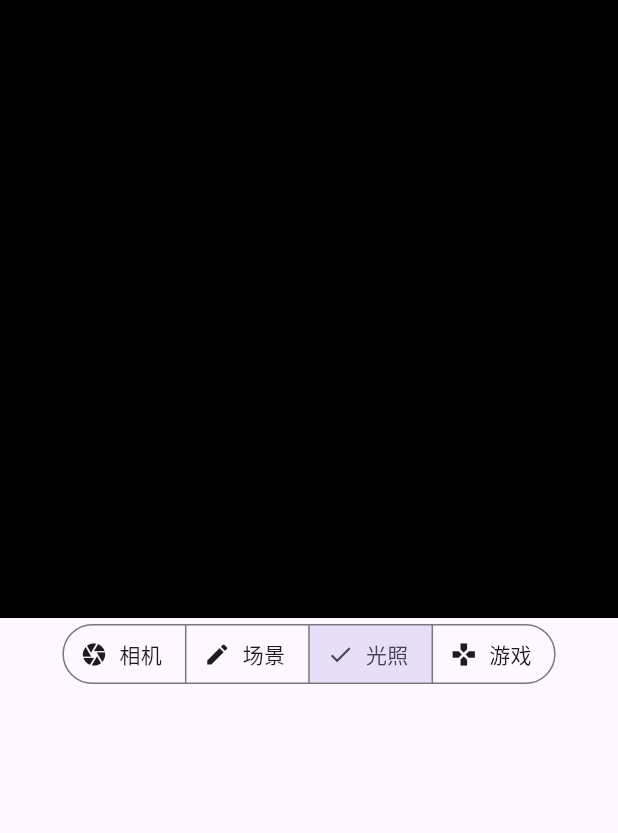
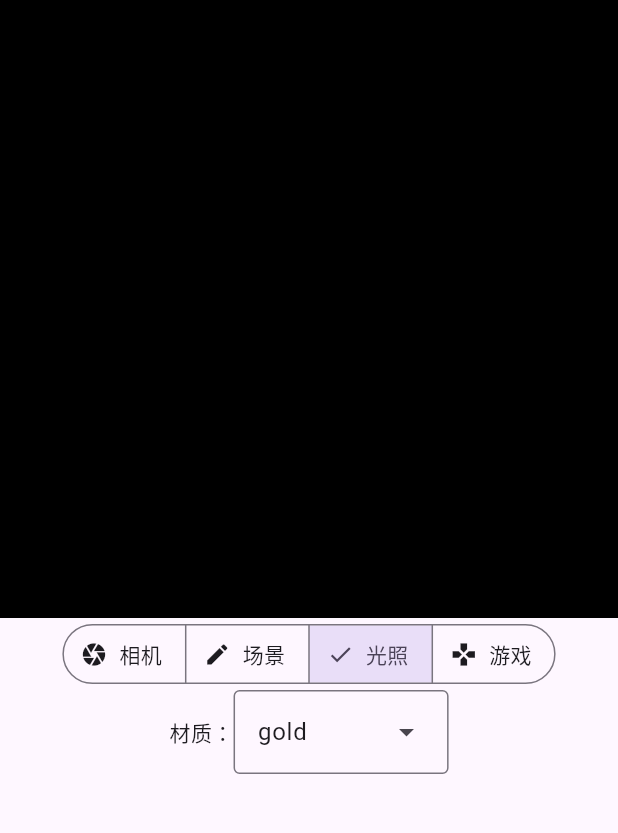
Before and after one commit to bowling233/ZJU-CG-2024-TossMaster, a Flutter app: the screen it shows after launch, after a tap on "场景", after a tap on "光照", on a phone screen of 412 x 824 dp, the part 84-917 px from its top. Run offline on Flutter 3.47's test engine with Material 3 defaults, Android fonts, the phone set to English and light mode, and no system bars; our stand-ins replace camera, file_picker, permission_handler, sensors_plus; missing offline and left inert: flutter_gl; statements that could not run were skipped; project files that could hold a hidden picture were left out.

Commit message:
feat: material contrl

```diff
--- a/lib/opengl_utils.dart
+++ b/lib/opengl_utils.dart
@@ -4,10 +4,36 @@ import 'package:camera/camera.dart';
 import 'package:vector_math/vector_math.dart';
 
 // *********************************
-// OpenGL 光照
+// OpenGL 材质
 // *********************************
 
+enum GlMaterial { gold, silver, bronze, jade, pearl }
 
+// 金材质
+List<double> goldAmbient = [0.2473, 0.1995, 0.0745, 1.0];
+List<double> goldDiffuse = [0.7516, 0.6065, 0.2265, 1.0];
+List<double> goldSpecular = [0.6283, 0.5559, 0.3661, 1.0];
+double goldShininess = 51.2;
+// 银材质
+List<double> silverAmbient = [0.1923, 0.1923, 0.1923, 1.0];
+List<double> silverDiffuse = [0.5075, 0.5075, 0.5075, 1.0];
+List<double> silverSpecular = [0.5083, 0.5083, 0.5083, 1.0];
+double silverShininess = 51.2;
+// 铜材质
+List<double> bronzeAmbient = [0.2125, 0.1275, 0.0540, 1.0];
+List<double> bronzeDiffuse = [0.7140, 0.4284, 0.1814, 1.0];
+List<double> bronzeSpecular = [0.3936, 0.2719, 0.1667, 1.0];
+double bronzeShininess = 25.6;
+// 玉材质
+List<double> jadeAmbient = [0.1350, 0.2225, 0.1575, 0.95];
+List<double> jadeDiffuse = [0.54, 0.89, 0.63, 0.95];
+List<double> jadeSpecular = [0.3162, 0.3162, 0.3162, 0.95];
+double jadeShininess = 12.8;
+// 珍珠材质
+List<double> pearlAmbient = [0.25, 0.20725, 0.20725, 0.922];
+List<double> pearlDiffuse = [1.0, 0.829, 0.829, 0.922];
+List<double> pearlSpecular = [0.296648, 0.296648, 0.296648, 0.922];
+double pearlShininess = 11.264;
 
 // *********************************
 // OpenGL 模型
--- a/lib/toss_master.dart
+++ b/lib/toss_master.dart
@@ -22,13 +22,7 @@ import 'opengl_sphere.dart' as sphere;
 
 vm.Vector3 gravity = vm.Vector3(0.0, -9.8, 0.0);
 
-// 银色材质
-const List<double> silverAmbient = [0.1923, 0.1923, 0.1923, 1.0];
-const List<double> silverDiffuse = [0.5075, 0.5075, 0.5075, 1.0];
-const List<double> silverSpecular = [0.5083, 0.5083, 0.5083, 1.0];
-const double silverShininess = 51.2;
-
-enum Mode { editScene, game, editLight, editCamera }
+enum ControlMode { editScene, game, editLight, editCamera }
 
 enum GameMode { pre, act, over }
 
@@ -79,7 +73,7 @@ class _TossMasterState extends State<TossMaster> with WidgetsBindingObserver {
   // ***************************************************************
   // UI
   // ***************************************************************
-  Mode _mode = Mode.editCamera;
+  ControlMode _mode = ControlMode.editCamera;
   // imglib.Image? testData;
   int? _selectedModelIndex, _selectedModelInstanceIndex;
   double tMin = double.infinity;
@@ -189,31 +183,31 @@ class _TossMasterState extends State<TossMaster> with WidgetsBindingObserver {
               //           ])
               //         : Container()),
               // 模式切换
-              SegmentedButton<Mode>(
-                segments: const <ButtonSegment<Mode>>[
-                  ButtonSegment<Mode>(
-                    value: Mode.editCamera,
+              SegmentedButton<ControlMode>(
+                segments: const <ButtonSegment<ControlMode>>[
+                  ButtonSegment<ControlMode>(
+                    value: ControlMode.editCamera,
                     label: Text('相机'),
                     icon: Icon(Icons.camera),
                   ),
-                  ButtonSegment<Mode>(
-                    value: Mode.editScene,
+                  ButtonSegment<ControlMode>(
+                    value: ControlMode.editScene,
                     label: Text('场景'),
                     icon: Icon(Icons.edit),
                   ),
-                  ButtonSegment<Mode>(
-                    value: Mode.editLight,
+                  ButtonSegment<ControlMode>(
+                    value: ControlMode.editLight,
                     label: Text('光照'),
                     icon: Icon(Icons.lightbulb),
                   ),
-                  ButtonSegment<Mode>(
-                    value: Mode.game,
+                  ButtonSegment<ControlMode>(
+                    value: ControlMode.game,
                     label: Text('游戏'),
                     icon: Icon(Icons.gamepad),
                   ),
                 ],
-                selected: <Mode>{_mode},
-                onSelectionChanged: (Set<Mode> newSelection) {
+                selected: <ControlMode>{_mode},
+                onSelectionChanged: (Set<ControlMode> newSelection) {
                   setState(() {
                     _mode = newSelection.first;
                   });
@@ -265,7 +259,7 @@ class _TossMasterState extends State<TossMaster> with WidgetsBindingObserver {
   Widget get _modeControlWidget {
     switch (_mode) {
       // 相机编辑模式：串流、三轴位移和旋转
-      case Mode.editCamera:
+      case ControlMode.editCamera:
         return Column(children: <Widget>[
           Row(mainAxisAlignment: MainAxisAlignment.center, children: [
             // 串流控制
@@ -345,7 +339,7 @@ class _TossMasterState extends State<TossMaster> with WidgetsBindingObserver {
               child: ElevatedButton.icon(
                 icon: const Icon(Icons.zoom_out_map),
                 onPressed: () {},
-                label: const Text('前进'),
+                label: const Text('前'),
               ),
               onTapDown: (_) {
                 _timers.addLast(
@@ -365,7 +359,7 @@ class _TossMasterState extends State<TossMaster> with WidgetsBindingObserver {
               child: ElevatedButton.icon(
                 icon: const Icon(Icons.zoom_in_map),
                 onPressed: () {},
-                label: const Text('后退'),
+                label: const Text('后'),
               ),
               onTapDown: (_) {
                 _timers.addLast(
@@ -385,7 +379,7 @@ class _TossMasterState extends State<TossMaster> with WidgetsBindingObserver {
               child: ElevatedButton.icon(
                 icon: const Icon(Icons.arrow_upward),
                 onPressed: () {},
-                label: const Text('上升'),
+                label: const Text('上'),
               ),
               onTapDown: (_) {
                 _timers.addLast(
@@ -405,7 +399,7 @@ class _TossMasterState extends State<TossMaster> with WidgetsBindingObserver {
               child: ElevatedButton.icon(
                 icon: const Icon(Icons.arrow_downward),
                 onPressed: () {},
-                label: const Text('下降'),
+                label: const Text('下'),
               ),
               onTapDown: (_) {
                 _timers.addLast(
@@ -428,7 +422,7 @@ class _TossMasterState extends State<TossMaster> with WidgetsBindingObserver {
               child: ElevatedButton.icon(
                 icon: const Icon(Icons.arrow_back),
                 onPressed: () {},
-                label: const Text('左移'),
+                label: const Text('左'),
               ),
               onTapDown: (_) {
                 _timers.addLast(
@@ -448,7 +442,7 @@ class _TossMasterState extends State<TossMaster> with WidgetsBindingObserver {
               child: ElevatedButton.icon(
                 icon: const Icon(Icons.arrow_forward),
                 onPressed: () {},
-                label: const Text('右移'),
+                label: const Text('右'),
               ),
               onTapDown: (_) {
                 _timers.addLast(
@@ -468,7 +462,7 @@ class _TossMasterState extends State<TossMaster> with WidgetsBindingObserver {
               child: ElevatedButton.icon(
                 icon: const Icon(Icons.rotate_left),
                 onPressed: () {},
-                label: const Text('左转'),
+                label: const Text('左'),
               ),
               onTapDown: (_) {
                 _timers.addLast(
@@ -487,7 +481,7 @@ class _TossMasterState extends State<TossMaster> with WidgetsBindingObserver {
               child: ElevatedButton.icon(
                 icon: const Icon(Icons.rotate_right),
                 onPressed: () {},
-                label: const Text('右转'),
+                label: const Text('右'),
               ),
               onTapDown: (_) {
                 _timers.addLast(
@@ -505,10 +499,10 @@ class _TossMasterState extends State<TossMaster> with WidgetsBindingObserver {
           ]),
         ]);
       // 场景编辑模式
-      case Mode.editScene:
+      case ControlMode.editScene:
         return Column(children: <Widget>[
           // 模型管理
-          Row(children: [
+          Row(mainAxisAlignment: MainAxisAlignment.center, children: [
             ElevatedButton.icon(
               icon: const Icon(Icons.upload_file),
               onPressed: () {
@@ -563,10 +557,35 @@ class _TossMasterState extends State<TossMaster> with WidgetsBindingObserver {
               ))
         ]);
       // 光照编辑模式
-      case Mode.editLight:
-        return Container();
+      case ControlMode.editLight:
+        return Column(
+          children: [
+            // 材质下拉选择
+            Row(
+              mainAxisAlignment: MainAxisAlignment.center,
+              children: [
+                const Text("材质："),
+                DropdownMenu<GlMaterial>(
+                  initialSelection: _currentMaterial,
+                  onSelected: (GlMaterial? newValue) {
+                    setState(() {
+                      _currentMaterial = newValue!;
+                    });
+                  },
+                  dropdownMenuEntries: GlMaterial.values
+                      .map<DropdownMenuEntry<GlMaterial>>((GlMaterial value) {
+                    return DropdownMenuEntry<GlMaterial>(
+                      value: value,
+                      label: value.toString().split('.').last,
+                    );
+                  }).toList(),
+                ),
+              ],
+            )
+          ],
+        );
       // 游戏模式
-      case Mode.game:
+      case ControlMode.game:
         return Column(
           children: [
             // 速度显示
@@ -994,11 +1013,8 @@ void main(void)
   // ***************************************************************
   // OpenGL：光照与
   // ***************************************************************
-  // 银色材质
-  List<double> silverAmbient = [0.1923, 0.1923, 0.1923, 1.0];
-  List<double> silverDiffuse = [0.5075, 0.5075, 0.5075, 1.0];
-  List<double> silverSpecular = [0.5083, 0.5083, 0.5083, 1.0];
-  double silverShininess = 51.2;
+  // 当前选择的材质
+  GlMaterial _currentMaterial = GlMaterial.gold;
   // ADS 光照：环境光、漫反射、镜面反射
   List<double> globalAmbient = [0.7, 0.7, 0.7, 1.0];
   List<double> lightAmbient = [0.0, 0.0, 0.0, 1.0];
@@ -1007,6 +1023,9 @@ void main(void)
   vm.Vector3 lightPos = vm.Vector3(5.0, 2.0, 2.0);
   installLights() {
     final gl = flutterGlPlugin.gl;
+    gl.useProgram(sceneProgram);
+
+    // 光照
     var transformed = vMat.transform3(vm.Vector3.copy(lightPos));
 
     final globalAmbLoc = gl.getUniformLocation(sceneProgram, "globalAmbient");
@@ -1014,22 +1033,51 @@ void main(void)
     final diffLoc = gl.getUniformLocation(sceneProgram, "light.diffuse");
     final specLoc = gl.getUniformLocation(sceneProgram, "light.specular");
     final posLoc = gl.getUniformLocation(sceneProgram, "light.position");
+    gl.uniform4fv(globalAmbLoc, NativeFloat32Array.from(globalAmbient));
+    gl.uniform4fv(ambLoc, NativeFloat32Array.from(lightAmbient));
+    gl.uniform4fv(diffLoc, NativeFloat32Array.from(lightDiffuse));
+    gl.uniform4fv(specLoc, NativeFloat32Array.from(lightSpecular));
+    gl.uniform3fv(posLoc, transformed.storage);
+
+    //材质
+
     final mambLoc = gl.getUniformLocation(sceneProgram, "material.ambient");
     final mdiffLoc = gl.getUniformLocation(sceneProgram, "material.diffuse");
     final mspecLoc = gl.getUniformLocation(sceneProgram, "material.specular");
     final mshinyLoc = gl.getUniformLocation(sceneProgram, "material.shininess");
 
-    gl.useProgram(sceneProgram);
-
-    gl.uniform4fv(globalAmbLoc, NativeFloat32Array.from(globalAmbient));
-    gl.uniform4fv(ambLoc, NativeFloat32Array.from(lightAmbient));
-    gl.uniform4fv(diffLoc, NativeFloat32Array.from(lightDiffuse));
-    gl.uniform4fv(specLoc, NativeFloat32Array.from(lightSpecular));
-    gl.uniform3fv(posLoc, transformed.storage);
-    gl.uniform4fv(mambLoc, NativeFloat32Array.from(silverAmbient));
-    gl.uniform4fv(mdiffLoc, NativeFloat32Array.from(silverDiffuse));
-    gl.uniform4fv(mspecLoc, NativeFloat32Array.from(silverSpecular));
-    gl.uniform1f(mshinyLoc, silverShininess);
+    switch (_currentMaterial) {
+      case GlMaterial.gold:
+        gl.uniform4fv(mambLoc, NativeFloat32Array.from(goldAmbient));
+        gl.uniform4fv(mdiffLoc, NativeFloat32Array.from(goldDiffuse));
+        gl.uniform4fv(mspecLoc, NativeFloat32Array.from(goldSpecular));
+        gl.uniform1f(mshinyLoc, goldShininess);
+        break;
+      case GlMaterial.silver:
+        gl.uniform4fv(mambLoc, NativeFloat32Array.from(silverAmbient));
+        gl.uniform4fv(mdiffLoc, NativeFloat32Array.from(silverDiffuse));
+        gl.uniform4fv(mspecLoc, NativeFloat32Array.from(silverSpecular));
+        gl.uniform1f(mshinyLoc, silverShininess);
+        break;
+      case GlMaterial.bronze:
+        gl.uniform4fv(mambLoc, NativeFloat32Array.from(bronzeAmbient));
+        gl.uniform4fv(mdiffLoc, NativeFloat32Array.from(bronzeDiffuse));
+        gl.uniform4fv(mspecLoc, NativeFloat32Array.from(bronzeSpecular));
+        gl.uniform1f(mshinyLoc, bronzeShininess);
+        break;
+      case GlMaterial.jade:
+        gl.uniform4fv(mambLoc, NativeFloat32Array.from(jadeAmbient));
+        gl.uniform4fv(mdiffLoc, NativeFloat32Array.from(jadeDiffuse));
+        gl.uniform4fv(mspecLoc, NativeFloat32Array.from(jadeSpecular));
+        gl.uniform1f(mshinyLoc, jadeShininess);
+        break;
+      case GlMaterial.pearl:
+        gl.uniform4fv(mambLoc, NativeFloat32Array.from(pearlAmbient));
+        gl.uniform4fv(mdiffLoc, NativeFloat32Array.from(pearlDiffuse));
+        gl.uniform4fv(mspecLoc, NativeFloat32Array.from(pearlSpecular));
+        gl.uniform1f(mshinyLoc, pearlShininess);
+        break;
+    }
   }
 
   // ***************************************************************
--- a/pubspec.yaml
+++ b/pubspec.yaml
@@ -31,7 +31,6 @@ dependencies:
   flutter:
     sdk: flutter
 
-
   # The following adds the Cupertino Icons font to your application.
   # Use with the CupertinoIcons class for iOS style icons.
   cupertino_icons: ^1.0.8
@@ -50,6 +49,7 @@ dependencies:
   vector_math: ^2.1.4
   provider: ^6.1.2
   sensors_plus: ^6.1.1
+  sleek_circular_slider: ^2.0.1
 
 dev_dependencies:
   flutter_test:
@@ -60,7 +60,7 @@ dev_dependencies:
   # activated in the `analysis_options.yaml` file located at the root of your
   # package. See that file for information about deactivating specific lint
   # rules and activating additional ones.
-  flutter_lints: ^4.0.0
+  flutter_lints: ^5.0.0
 
 # For information on the generic Dart part of this file, see the
 # following page: https://dart.dev/tools/pub/pubspec
```
Also changed, not shown: pubspec.lock.
